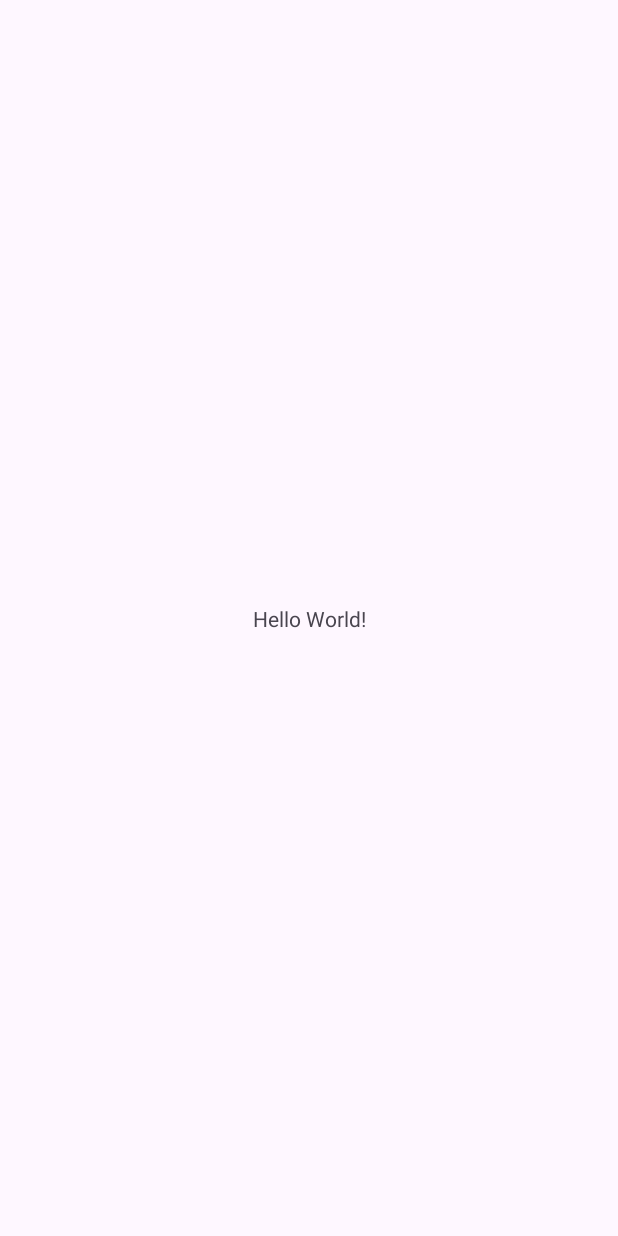
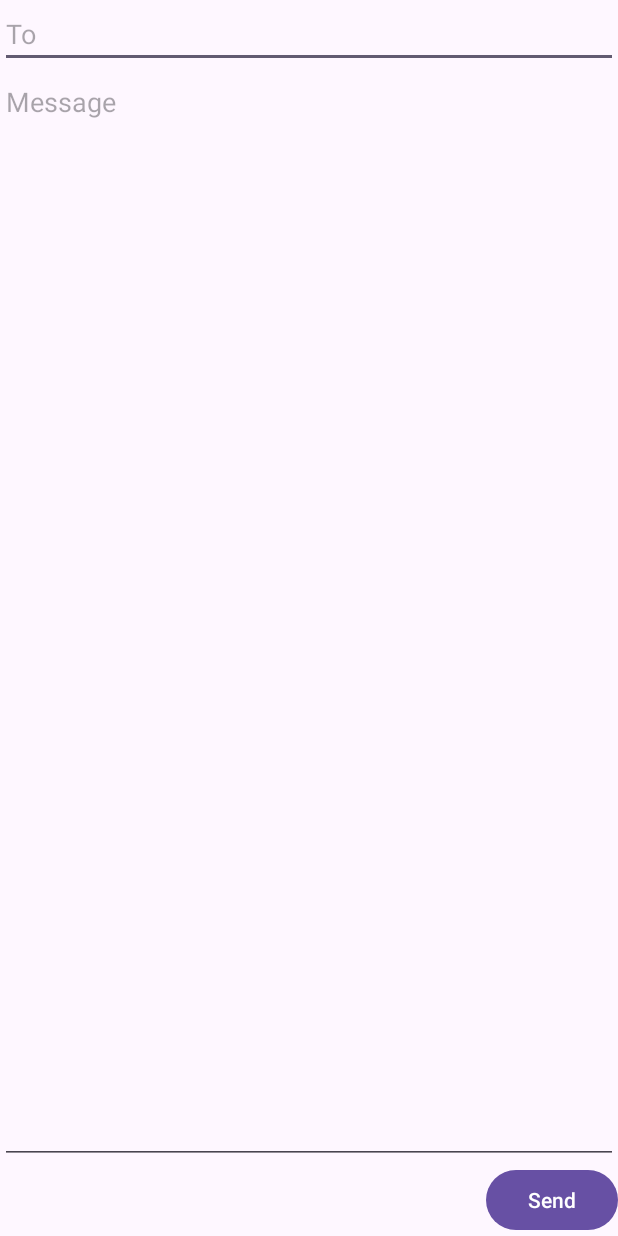
Before and after one commit to ArmanRuhit/Head-First-Android, an Android app: the screen it shows after launch (MainActivity before the commit, LinearLayoutActivity after it), on a phone screen of 412 x 824 dp. Before the commit the screen is almost empty. Run offline under Robolectric (Android 15) with nearby library versions, the phone set to English and light mode, and no system bars.

Commit message:
Linear Layout Done

```diff
--- a/Layout_Example/app/src/main/AndroidManifest.xml
+++ b/Layout_Example/app/src/main/AndroidManifest.xml
@@ -13,7 +13,7 @@
         android:theme="@style/Theme.Layout_Example"
         tools:targetApi="31">
         <activity
-            android:name=".MainActivity"
+            android:name=".LinearLayoutActivity"
             android:exported="true">
             <intent-filter>
                 <action android:name="android.intent.action.MAIN" />
--- a/Layout_Example/app/src/main/java/com/example/layout_example/MainActivity.java
+++ b/Layout_Example/app/src/main/java/com/example/layout_example/LinearLayoutActivity.java
@@ -4,11 +4,11 @@ import androidx.appcompat.app.AppCompatActivity;
 
 import android.os.Bundle;
 
-public class MainActivity extends AppCompatActivity {
+public class LinearLayoutActivity extends AppCompatActivity {
 
     @Override
     protected void onCreate(Bundle savedInstanceState) {
         super.onCreate(savedInstanceState);
-        setContentView(R.layout.activity_main);
+        setContentView(R.layout.activity_linear_layout);
     }
 }
--- /dev/null
+++ b/Layout_Example/app/src/main/res/layout/activity_linear_layout.xml
@@ -0,0 +1,30 @@
+<?xml version="1.0" encoding="utf-8"?>
+<LinearLayout xmlns:android="http://schemas.android.com/apk/res/android"
+    xmlns:app="http://schemas.android.com/apk/res-auto"
+    xmlns:tools="http://schemas.android.com/tools"
+    android:layout_width="match_parent"
+    android:layout_height="match_parent"
+    tools:context=".LinearLayoutActivity"
+    android:orientation="vertical">
+
+    <EditText
+        android:layout_width="match_parent"
+        android:layout_height="wrap_content"
+        android:hint="To" />
+
+    <EditText
+        android:layout_width="match_parent"
+        android:layout_height="0dp"
+        android:height="0dp"
+        android:layout_weight="1"
+        android:gravity="top"
+        android:hint="Message"
+        />
+
+    <Button
+        android:layout_width="wrap_content"
+        android:layout_height="wrap_content"
+        android:layout_gravity="end"
+        android:text="Send" />
+
+</LinearLayout>
--- a/Layout_Example/app/src/main/res/layout/activity_main.xml
+++ /dev/null
@@ -1,18 +0,0 @@
-<?xml version="1.0" encoding="utf-8"?>
-<androidx.constraintlayout.widget.ConstraintLayout xmlns:android="http://schemas.android.com/apk/res/android"
-    xmlns:app="http://schemas.android.com/apk/res-auto"
-    xmlns:tools="http://schemas.android.com/tools"
-    android:layout_width="match_parent"
-    android:layout_height="match_parent"
-    tools:context=".MainActivity">
-
-    <TextView
-        android:layout_width="wrap_content"
-        android:layout_height="wrap_content"
-        android:text="Hello World!"
-        app:layout_constraintBottom_toBottomOf="parent"
-        app:layout_constraintEnd_toEndOf="parent"
-        app:layout_constraintStart_toStartOf="parent"
-        app:layout_constraintTop_toTopOf="parent" />
-
-</androidx.constraintlayout.widget.ConstraintLayout>
```
